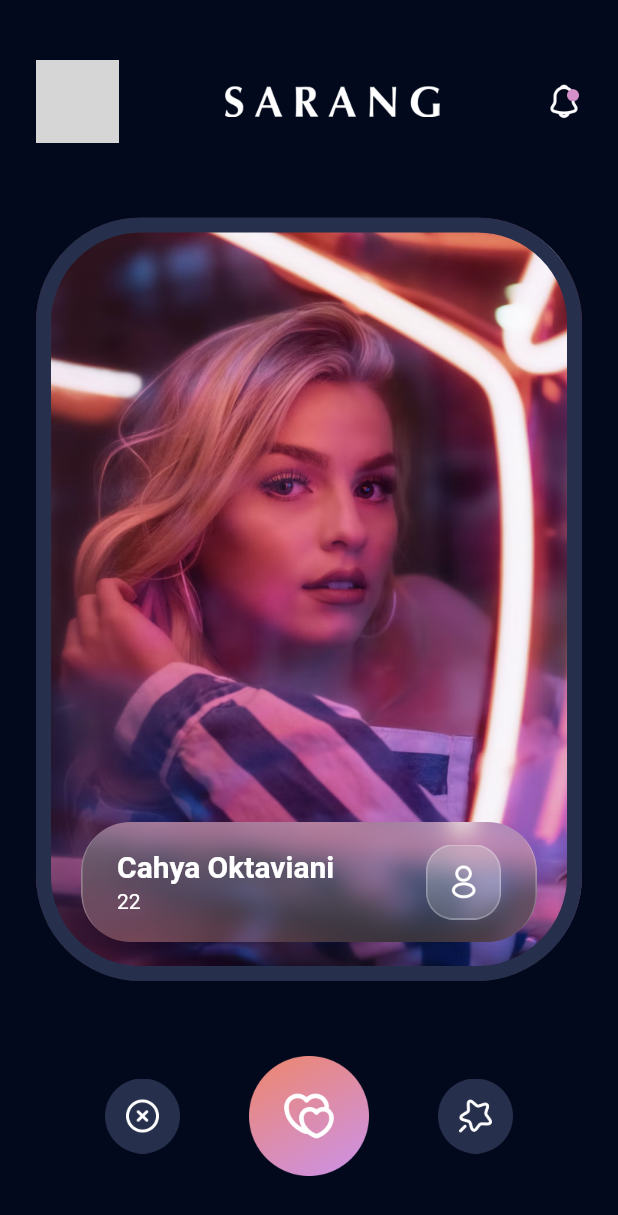
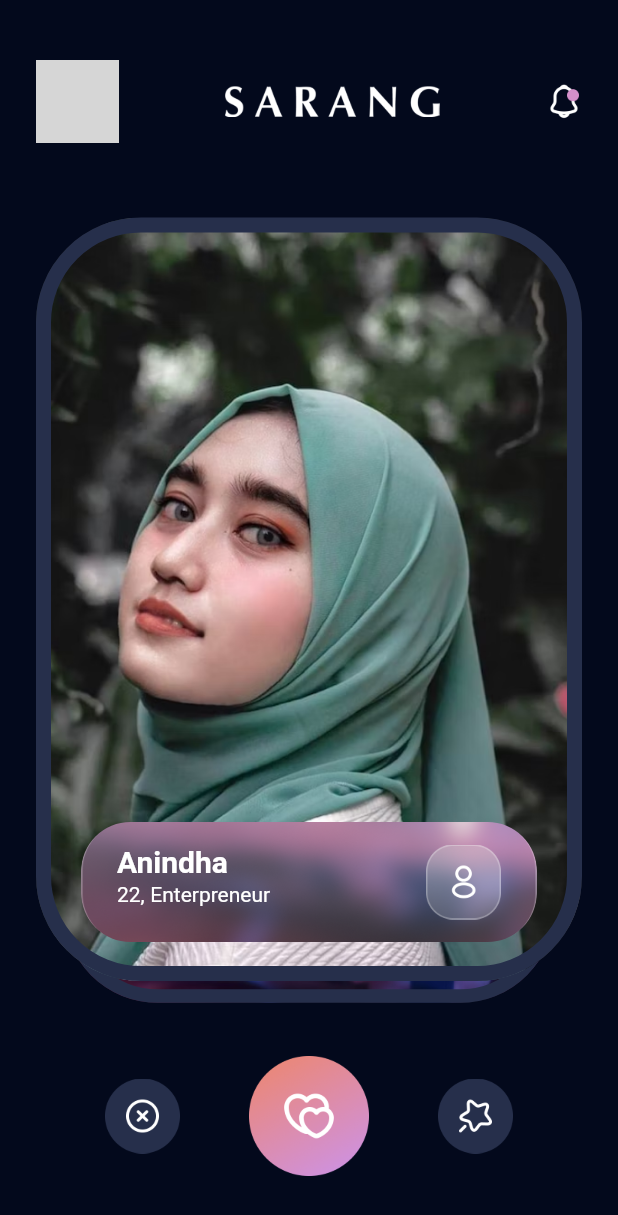
Before and after one commit to magerngoding/Tinder-App, a Flutter app: the ExplorePeopleScreen screen opened by its route, on a phone screen of 412 x 824 dp. Shown: the top 1215 px of the screen. Run offline on Flutter 3.47's test engine with Material 2 defaults, Android fonts, the phone set to English and light mode, and no system bars; drawn by our look-alikes of appinio_swiper; our stand-ins replace bloc, flutter_bloc, google_fonts, image_picker, shared_preferences; accounts and stored records are empty; grey boxes are pictures that could not be loaded.

Commit message:
Create data user and explore people bloc, implementation explore people bloc to swipe card

```diff
--- a/lib/main.dart
+++ b/lib/main.dart
@@ -4,6 +4,7 @@ import 'package:flutter/material.dart';
 import 'package:flutter_bloc/flutter_bloc.dart';
 import 'package:tinder_app/src/app.dart';
 import 'package:tinder_app/src/features/authentication/presentation/bloc/auth_bloc.dart';
+import 'package:tinder_app/src/features/likes_you/presentation/bloc/bloc/explore_people_bloc.dart';
 
 void main() => runApp(const MyApp());
 
@@ -16,7 +17,10 @@ class MyApp extends StatelessWidget {
       providers: [
         BlocProvider(
           create: (context) => AuthBloc(),
-        )
+        ),
+        BlocProvider(
+          create: (context) => ExplorePeopleBloc(),
+        ),
       ],
       child: AppScreen(),
     );
--- a/lib/src/common_widgets/explore_people_button_widget.dart
+++ b/lib/src/common_widgets/explore_people_button_widget.dart
@@ -1,8 +1,15 @@
+// ignore_for_file: public_member_api_docs, sort_constructors_first
+import 'package:appinio_swiper/appinio_swiper.dart';
 import 'package:flutter/material.dart';
+
 import 'package:tinder_app/src/common_widgets/match_button_widget.dart';
 
 class ExplorePeopleButtonWidget extends StatelessWidget {
-  const ExplorePeopleButtonWidget({super.key});
+  final AppinioSwiperController controller;
+  const ExplorePeopleButtonWidget({
+    Key? key,
+    required this.controller,
+  }) : super(key: key);
 
   @override
   Widget build(BuildContext context) {
@@ -11,7 +18,9 @@ class ExplorePeopleButtonWidget extends StatelessWidget {
       children: [
         MatchButtonWidget(
           iconPath: 'icon_close.png',
-          onTap: () {},
+          onTap: () {
+            controller.swipeLeft();
+          },
         ),
         MatchButtonWidget(
           dimesion: 80,
@@ -20,7 +29,9 @@ class ExplorePeopleButtonWidget extends StatelessWidget {
         ),
         MatchButtonWidget(
           iconPath: 'icon_favorite.png',
-          onTap: () {},
+          onTap: () {
+            controller.swipeRight();
+          },
         ),
       ],
     );
--- a/lib/src/common_widgets/glass_card_widget.dart
+++ b/lib/src/common_widgets/glass_card_widget.dart
@@ -1,14 +1,19 @@
+// ignore_for_file: public_member_api_docs, sort_constructors_first
 // ignore_for_file: prefer_const_constructors
 
 import 'package:flutter/material.dart';
 
+import '../features/likes_you/domain/user.dart';
 import '../theme_manager/font_manager.dart';
 import '../theme_manager/style_manager.dart';
 
 class GlassCardWidget extends StatelessWidget {
+  final User user;
+
   const GlassCardWidget({
-    super.key,
-  });
+    Key? key,
+    required this.user,
+  }) : super(key: key);
 
   @override
   Widget build(BuildContext context) {
@@ -40,14 +45,14 @@ class GlassCardWidget extends StatelessWidget {
             crossAxisAlignment: CrossAxisAlignment.start,
             children: [
               Text(
-                'Cahya Oktaviani',
+                user.fullname,
                 style: getWhiteTextStyle(
                   fontSize: 20,
                   fontWeight: FontWeightManager.semiBold,
                 ),
               ),
               Text(
-                '22',
+                '${user.age}, ${user.occupation}',
                 style: getWhiteTextStyle(
                   fontSize: 14,
                 ),
--- a/lib/src/common_widgets/match_card_widget.dart
+++ b/lib/src/common_widgets/match_card_widget.dart
@@ -1,11 +1,20 @@
+// ignore_for_file: public_member_api_docs, sort_constructors_first
 // ignore_for_file: prefer_const_constructors
 
 import 'package:flutter/material.dart';
+
 import 'package:tinder_app/src/theme_manager/color_manager.dart';
+
+import '../features/likes_you/domain/user.dart';
 import 'glass_card_widget.dart';
 
 class MatchCardWidget extends StatelessWidget {
-  const MatchCardWidget({super.key});
+  final User user;
+
+  const MatchCardWidget({
+    Key? key,
+    required this.user,
+  }) : super(key: key);
 
   @override
   Widget build(BuildContext context) {
@@ -17,7 +26,7 @@ class MatchCardWidget extends StatelessWidget {
           decoration: BoxDecoration(
             image: DecorationImage(
               image: AssetImage(
-                'assets/images/people_love2.png',
+                user.imagePath,
               ),
               fit: BoxFit.cover,
             ),
@@ -29,7 +38,9 @@ class MatchCardWidget extends StatelessWidget {
             borderRadius: BorderRadius.circular(70),
           ),
         ),
-        GlassCardWidget(),
+        GlassCardWidget(
+          user: user,
+        ),
       ],
     );
   }
--- /dev/null
+++ b/lib/src/features/likes_you/data/data_user_dummy.dart
@@ -0,0 +1,26 @@
+import 'package:tinder_app/src/features/likes_you/domain/user.dart';
+import 'package:tinder_app/src/theme_manager/assets_image_icon_manager.dart';
+
+List<User> dataUserDummy = [
+  User(
+    fullname: 'Yunita',
+    age: 22,
+    occupation: 'Teacher',
+    description: 'Great teacher',
+    imagePath: '${AssetsImageIconManager.assetPath}/people_love1.png',
+  ),
+  User(
+    fullname: 'Rimadhona',
+    age: 24,
+    occupation: 'Doctor',
+    description: 'Great doctor',
+    imagePath: '${AssetsImageIconManager.assetPath}/people_love2.png',
+  ),
+  User(
+    fullname: 'Anindha',
+    age: 22,
+    occupation: 'Enterpreneur',
+    description: 'Great enterpreneur',
+    imagePath: '${AssetsImageIconManager.assetPath}/people_love3.png',
+  ),
+];
--- /dev/null
+++ b/lib/src/features/likes_you/domain/user.dart
@@ -0,0 +1,16 @@
+// ignore_for_file: public_member_api_docs, sort_constructors_first
+class User {
+  final String fullname;
+  final int age;
+  final String occupation;
+  final String description;
+  final String imagePath;
+
+  User({
+    required this.fullname,
+    required this.age,
+    required this.occupation,
+    required this.description,
+    required this.imagePath,
+  });
+}
--- /dev/null
+++ b/lib/src/features/likes_you/presentation/bloc/bloc/explore_people_bloc.dart
@@ -0,0 +1,20 @@
+import 'package:bloc/bloc.dart';
+import 'package:meta/meta.dart';
+import 'package:tinder_app/src/features/likes_you/data/data_user_dummy.dart';
+
+import '../../../domain/user.dart';
+
+part 'explore_people_event.dart';
+part 'explore_people_state.dart';
+
+class ExplorePeopleBloc extends Bloc<ExplorePeopleEvent, ExplorePeopleState> {
+  ExplorePeopleBloc() : super(ExplorePeopleInitial()) {
+    on<OnExplorePeopleEventCalled>((event, emit) async {
+      emit(ExplorePeopleLoading());
+
+      await Future.delayed(Duration(seconds: 1));
+
+      emit(ExplorePeopleLoaded(dataUserDummy));
+    });
+  }
+}
--- /dev/null
+++ b/lib/src/features/likes_you/presentation/bloc/bloc/explore_people_event.dart
@@ -0,0 +1,6 @@
+part of 'explore_people_bloc.dart';
+
+@immutable
+abstract class ExplorePeopleEvent {}
+
+class OnExplorePeopleEventCalled extends ExplorePeopleEvent {}
--- /dev/null
+++ b/lib/src/features/likes_you/presentation/bloc/bloc/explore_people_state.dart
@@ -0,0 +1,14 @@
+part of 'explore_people_bloc.dart';
+
+@immutable
+abstract class ExplorePeopleState {}
+
+class ExplorePeopleInitial extends ExplorePeopleState {}
+
+class ExplorePeopleLoading extends ExplorePeopleState {}
+
+class ExplorePeopleLoaded extends ExplorePeopleState {
+  final List<User> result;
+
+  ExplorePeopleLoaded(this.result);
+}
--- a/lib/src/features/likes_you/presentation/explore_people_screen.dart
+++ b/lib/src/features/likes_you/presentation/explore_people_screen.dart
@@ -1,11 +1,14 @@
 // ignore_for_file: prefer_const_constructors
 
+import 'package:appinio_swiper/appinio_swiper.dart';
 import 'package:flutter/material.dart';
+import 'package:flutter_bloc/flutter_bloc.dart';
 import 'package:tinder_app/src/common_widgets/explore_people_app_bar_widget.dart';
 import 'package:tinder_app/src/common_widgets/explore_people_button_widget.dart';
 import 'package:tinder_app/src/common_widgets/match_card_widget.dart';
 import 'package:tinder_app/src/features/authentication/data/data_user_account_local.dart';
 import 'package:tinder_app/src/features/authentication/domainn/user_account.dart';
+import 'package:tinder_app/src/features/likes_you/presentation/bloc/bloc/explore_people_bloc.dart';
 import 'package:tinder_app/src/theme_manager/values_manager.dart';
 
 class ExplorePeopleScreen extends StatefulWidget {
@@ -19,6 +22,7 @@ class ExplorePeopleScreen extends StatefulWidget {
 
 class _ExplorePeopleScreenState extends State<ExplorePeopleScreen> {
   UserAccount? account;
+  final cardController = AppinioSwiperController();
 
   getDataUserAccount() async {
     final data = await DataUserAccountLocal.getDataUserAccountFromStorage();
@@ -30,7 +34,14 @@ class _ExplorePeopleScreenState extends State<ExplorePeopleScreen> {
   @override
   void initState() {
     super.initState();
+    context.read<ExplorePeopleBloc>().add(OnExplorePeopleEventCalled());
     getDataUserAccount();
+  }
+
+  @override
+  void dispose() {
+    cardController.dispose();
+    super.dispose();
   }
 
   @override
@@ -49,18 +60,43 @@ class _ExplorePeopleScreenState extends State<ExplorePeopleScreen> {
             SizedBox(
               height: 50,
             ),
-            Expanded(
+            BlocBuilder<ExplorePeopleBloc, ExplorePeopleState>(
+              builder: (context, state) {
+                if (state is ExplorePeopleLoading) {
+                  return CircularProgressIndicator();
+                }
+                if (state is ExplorePeopleLoaded) {
+                  final users = state.result;
+                  List<Widget> cards = [];
+                  for (var user in users) {
+                    cards.add(MatchCardWidget(user: user));
+                  }
+                  return Expanded(
                     child: Column(
                       children: [
                         Expanded(
-                    child: MatchCardWidget(),
+                          child: AppinioSwiper(
+                            controller: cardController,
+                            onEnd: () {
+                              context
+                                  .read<ExplorePeopleBloc>()
+                                  .add(OnExplorePeopleEventCalled());
+                            },
+                            cards: cards,
+                          ),
                         ),
                         SizedBox(
                           height: 50,
                         ),
-                  ExplorePeopleButtonWidget(),
+                        ExplorePeopleButtonWidget(
+                          controller: cardController,
+                        ),
                       ],
                     ),
+                  );
+                }
+                return Container();
+              },
             ),
           ],
         ),
--- a/pubspec.yaml
+++ b/pubspec.yaml
@@ -28,6 +28,7 @@ environment:
 # the latest version available on pub.dev. To see which dependencies have newer
 # versions available, run `flutter pub outdated`.
 dependencies:
+  appinio_swiper: ^1.1.1
   cupertino_icons: ^1.0.2
   flutter:
     sdk: flutter
```
Also changed, not shown: pubspec.lock. Lines whose indentation alone changed are shown as unchanged.
